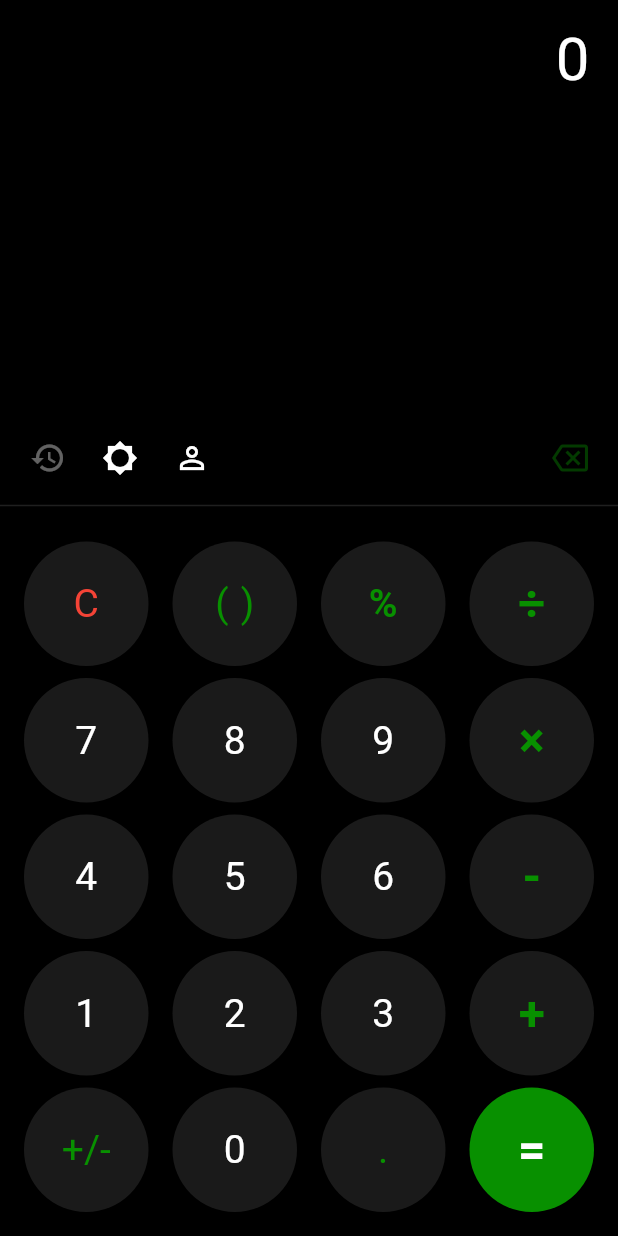
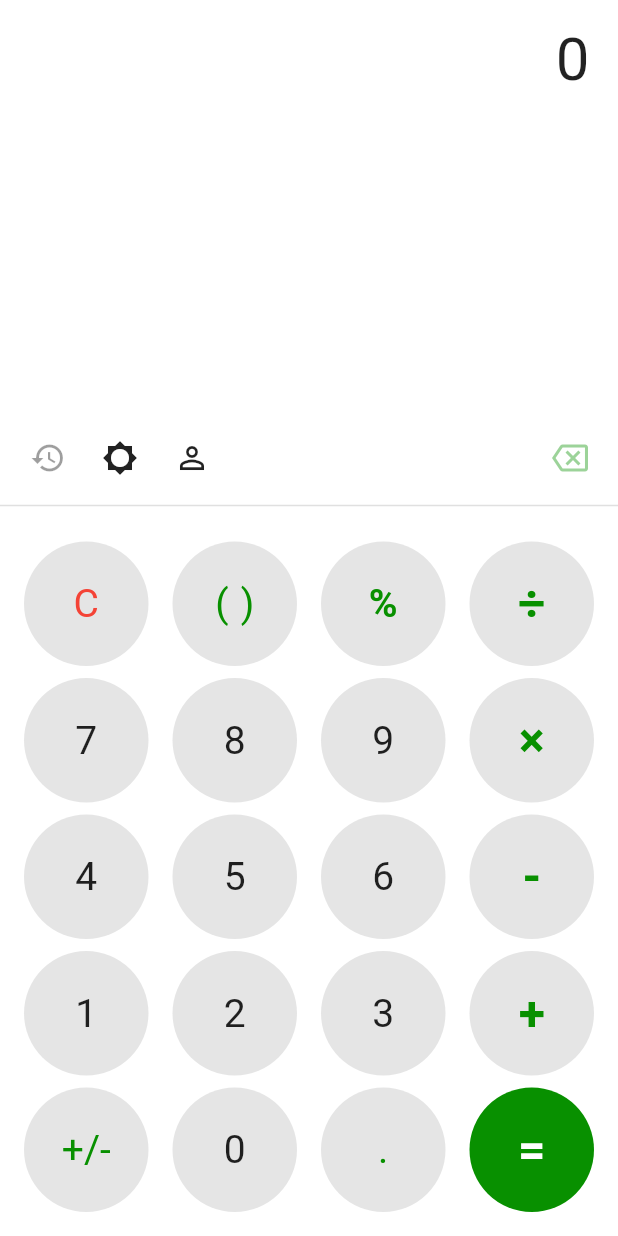
Before and after one commit to hamidDarsaaed/calculator, a Flutter app: the screen it shows after launch, after a tap on the "brightness 4" icon, on a phone screen of 412 x 824 dp. Run offline on Flutter 3.47's test engine with Material 3 defaults, Android fonts, the phone set to English and light mode, and no system bars; our stand-ins replace equatable, flutter_bloc, hydrated_bloc, material_design_icons_flutter, math_expressions.

Commit message:
change name app

```diff
--- a/lib/main.dart
+++ b/lib/main.dart
@@ -15,11 +15,11 @@ Future<void> main() async {
   HydratedBloc.storage = await HydratedStorage.build(
     storageDirectory: await getTemporaryDirectory(),
   );
-  runApp(const MyApp());
+  runApp(const CalculatorScreen());
 }
 
-class MyApp extends StatelessWidget {
-  const MyApp({super.key});
+class CalculatorScreen extends StatelessWidget {
+  const CalculatorScreen({super.key});
 
   @override
   Widget build(BuildContext context) {
@@ -38,8 +38,8 @@ class MyApp extends StatelessWidget {
 
           return MaterialApp(
             theme: AppTheme.light,
-            darkTheme: AppTheme.dark,
-            themeMode: themeMode,
+            // darkTheme: AppTheme.dark,
+            // themeMode: themeMode,
             debugShowCheckedModeBanner: false,
             title: Config.appName,
             onGenerateRoute: AppRouter().onGenerateRoute,
```
Also changed, not shown: 1 other file.
